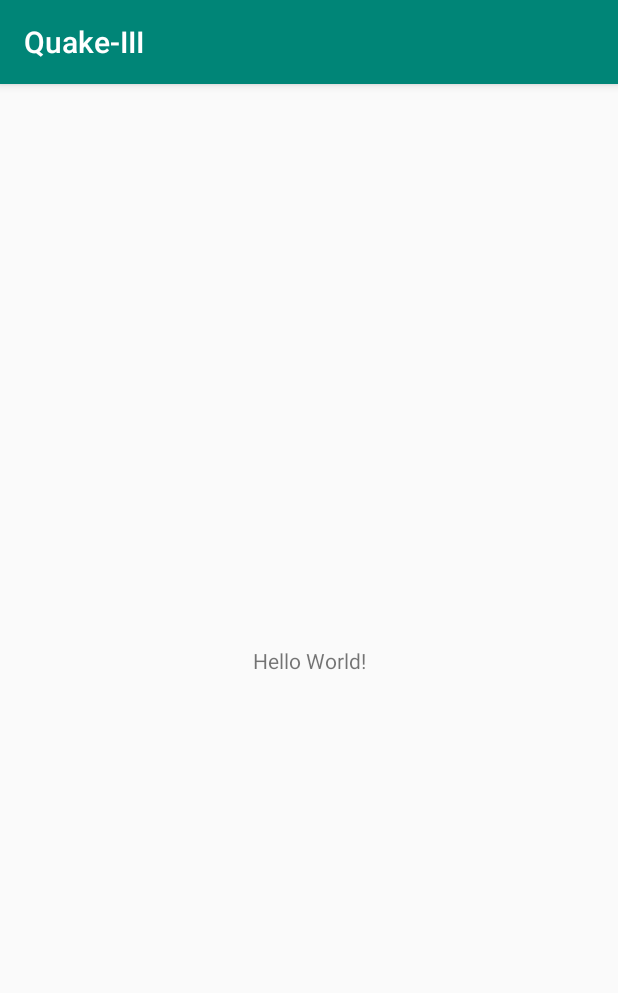
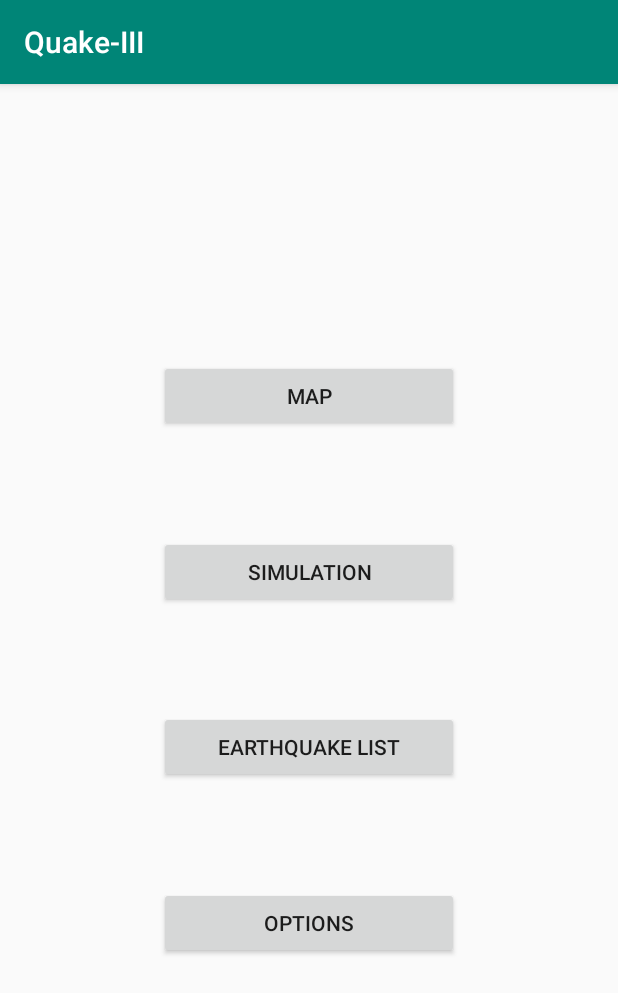
Before and after one commit to CatPawnD20/Quake-III, an Android app: the screen it shows after launch (MainActivity), on a phone screen of 412 x 824 dp. Shown: the top 993 px of the screen. Run offline under Robolectric (Android 15) with nearby library versions, the phone set to English and light mode, and no system bars.

Commit message:
MainActivity

```diff
--- a/app/src/main/AndroidManifest.xml
+++ b/app/src/main/AndroidManifest.xml
@@ -16,6 +16,10 @@
                 <category android:name="android.intent.category.LAUNCHER" />
             </intent-filter>
         </activity>
+        <activity android:name=".MapActivity"/>
+        <activity android:name=".SimulationActivity"/>
+        <activity android:name=".EarthquakeListActivity"/>
+        <activity android:name=".OptionsActivity"/>
     </application>
 
 </manifest>
--- a/app/src/main/java/com/ab/quake_iii/MainActivity.java
+++ b/app/src/main/java/com/ab/quake_iii/MainActivity.java
@@ -2,13 +2,59 @@ package com.ab.quake_iii;
 
 import androidx.appcompat.app.AppCompatActivity;
 
+import android.content.Intent;
 import android.os.Bundle;
+import android.view.View;
+import android.widget.Button;
 
 public class MainActivity extends AppCompatActivity {
+
+    private Button mapButton;
+    private Button simulationButton;
+    private Button earthquakeListButton;
+    private Button optionsButton;
 
     @Override
     protected void onCreate(Bundle savedInstanceState) {
         super.onCreate(savedInstanceState);
         setContentView(R.layout.activity_main);
+        mapButton = (Button) findViewById(R.id.mapButton);
+        simulationButton = (Button) findViewById(R.id.simulationButton);
+        earthquakeListButton = (Button) findViewById(R.id.earthquakeListButton);
+        optionsButton = (Button) findViewById(R.id.optionsButton);
+        mapButton.setOnClickListener(new mapScreen());
+        simulationButton.setOnClickListener(new simulationScreen());
+        earthquakeListButton.setOnClickListener(new earthquakeListScreen());
+        optionsButton.setOnClickListener(new optionsScreen());
+
+    }
+
+    private class mapScreen implements View.OnClickListener {
+        @Override
+        public void onClick(View v) {
+
+            startActivity(new Intent(MainActivity.this,MapActivity.class));
+        }
+    }
+
+    private class simulationScreen implements View.OnClickListener {
+        @Override
+        public void onClick(View v) {
+            startActivity(new Intent(MainActivity.this,SimulationActivity.class));
+        }
+    }
+
+    private class earthquakeListScreen implements View.OnClickListener {
+        @Override
+        public void onClick(View v) {
+            startActivity(new Intent(MainActivity.this,EarthquakeListActivity.class));
+        }
+    }
+
+    private class optionsScreen implements View.OnClickListener {
+        @Override
+        public void onClick(View v) {
+            startActivity(new Intent(MainActivity.this,OptionsActivity.class));
+        }
     }
 }
--- a/app/src/main/res/layout/activity_main.xml
+++ b/app/src/main/res/layout/activity_main.xml
@@ -6,13 +6,82 @@
     android:layout_height="match_parent"
     tools:context=".MainActivity">
 
-    <TextView
-        android:layout_width="wrap_content"
-        android:layout_height="wrap_content"
-        android:text="Hello World!"
+    <LinearLayout
+        android:id="@+id/innerLayout"
+        android:layout_width="match_parent"
+        android:layout_height="match_parent"
+        android:orientation="vertical"
+        android:weightSum="100"
         app:layout_constraintBottom_toBottomOf="parent"
-        app:layout_constraintLeft_toLeftOf="parent"
-        app:layout_constraintRight_toRightOf="parent"
-        app:layout_constraintTop_toTopOf="parent" />
+        app:layout_constraintEnd_toEndOf="parent"
+        app:layout_constraintStart_toStartOf="parent"
+        app:layout_constraintTop_toTopOf="parent">
+
+        <LinearLayout
+            android:id="@+id/topLayout"
+            android:layout_width="match_parent"
+            android:layout_height="wrap_content"
+            android:layout_weight="20"
+            android:orientation="vertical">
+
+        </LinearLayout>
+
+        <androidx.constraintlayout.widget.ConstraintLayout
+            android:id="@+id/middleLayout"
+            android:layout_width="match_parent"
+            android:layout_height="wrap_content"
+            android:layout_weight="60"
+            android:orientation="vertical"
+            tools:layout_editor_absoluteX="29dp">
+
+            <Button
+                android:id="@+id/mapButton"
+                android:layout_width="200dp"
+                android:layout_height="wrap_content"
+                android:text="@string/mapButtonName"
+                app:layout_constraintBottom_toTopOf="@+id/simulationButton"
+                app:layout_constraintEnd_toEndOf="parent"
+                app:layout_constraintStart_toStartOf="parent"
+                app:layout_constraintTop_toTopOf="parent" />
+
+            <Button
+                android:id="@+id/simulationButton"
+                android:layout_width="200dp"
+                android:layout_height="wrap_content"
+                android:text="@string/simulationButtonName"
+                app:layout_constraintBottom_toTopOf="@+id/earthquakeListButton"
+                app:layout_constraintEnd_toEndOf="parent"
+                app:layout_constraintStart_toStartOf="parent"
+                app:layout_constraintTop_toBottomOf="@+id/mapButton" />
+
+            <Button
+                android:id="@+id/earthquakeListButton"
+                android:layout_width="200dp"
+                android:layout_height="wrap_content"
+                android:text="@string/earthquakeListButtonName"
+                app:layout_constraintBottom_toTopOf="@+id/optionsButton"
+                app:layout_constraintEnd_toEndOf="parent"
+                app:layout_constraintStart_toStartOf="parent"
+                app:layout_constraintTop_toBottomOf="@+id/simulationButton" />
+
+            <Button
+                android:id="@+id/optionsButton"
+                android:layout_width="200dp"
+                android:layout_height="wrap_content"
+                android:text="@string/optionsButtonName"
+                app:layout_constraintBottom_toBottomOf="parent"
+                app:layout_constraintEnd_toEndOf="parent"
+                app:layout_constraintStart_toStartOf="parent"
+                app:layout_constraintTop_toBottomOf="@+id/earthquakeListButton" />
+
+        </androidx.constraintlayout.widget.ConstraintLayout>
+
+        <LinearLayout
+            android:id="@+id/bottomLayout"
+            android:layout_width="match_parent"
+            android:layout_height="wrap_content"
+            android:layout_weight="20"
+            android:orientation="vertical"></LinearLayout>
+    </LinearLayout>
 
 </androidx.constraintlayout.widget.ConstraintLayout>
--- a/app/src/main/res/values/strings.xml
+++ b/app/src/main/res/values/strings.xml
@@ -1,3 +1,7 @@
 <resources>
     <string name="app_name">Quake-III</string>
+    <string name="mapButtonName">Map</string>
+    <string name="simulationButtonName">Simulation</string>
+    <string name="earthquakeListButtonName">Earthquake List</string>
+    <string name="optionsButtonName">Options</string>
 </resources>
```
Also changed, not shown: app/src/main/java/com/ab/quake_iii/EarthquakeListActivity.java (added, +30 -0 lines), app/src/main/java/com/ab/quake_iii/MapActivity.java (added, +14 -0 lines), app/src/main/java/com/ab/quake_iii/OptionsActivity.java (added, +13 -0 lines), app/src/main/java/com/ab/quake_iii/SimulationActivity.java (added, +13 -0 lines), app/src/main/res/layout/activity_earthquakelist.xml (added, +42 -0 lines), app/src/main/res/layout/activity_map.xml (added, +12 -0 lines), app/src/main/res/layout/activity_options.xml (added, +19 -0 lines), app/src/main/res/layout/activity_simulation.xml (added, +12 -0 lines).
